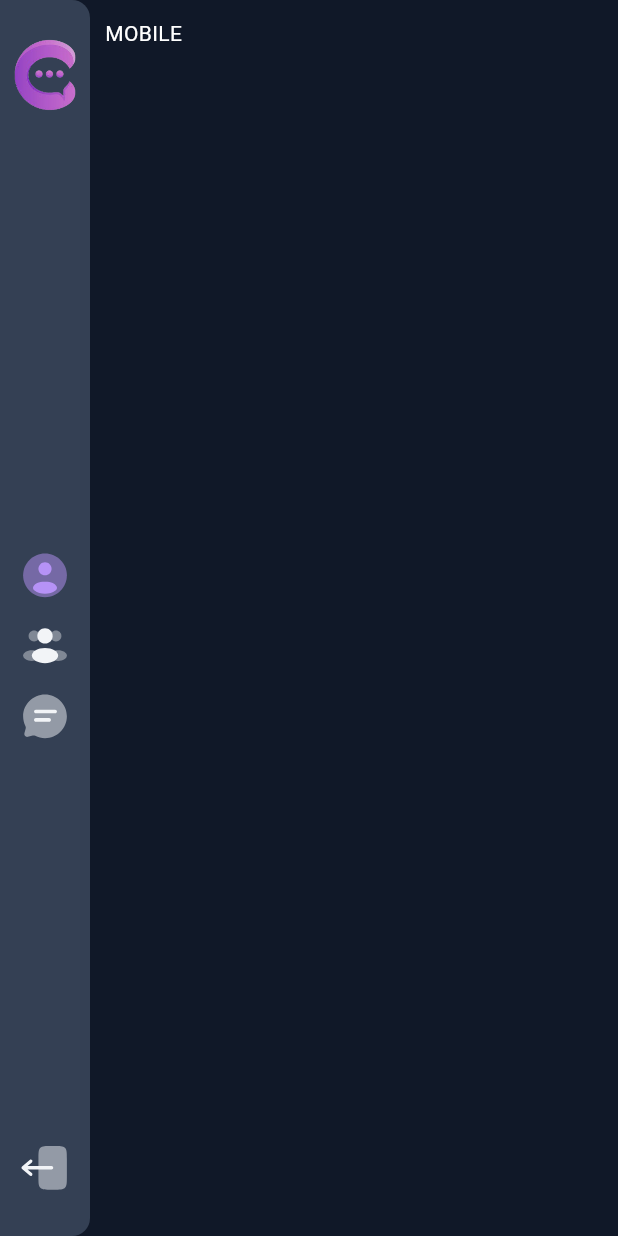
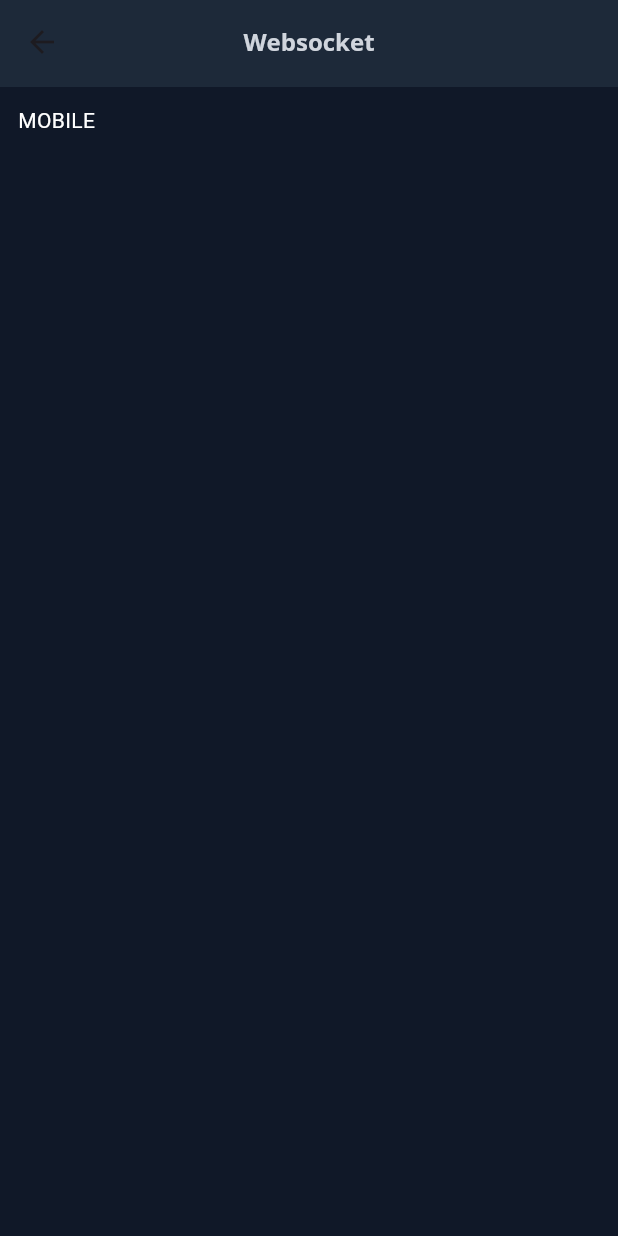
Before and after one commit to RaminBgrn/websocket_client_flutter, a Flutter app: the HomeScreen screen opened by its route, on a phone screen of 412 x 824 dp. Run offline on Flutter 3.47's test engine with Material 3 defaults, Android fonts, the phone set to English and light mode, and no system bars; our stand-ins replace flutter_svg, gap, get, google_fonts, loading_indicator, responsive_framework and 2 more; missing offline and left inert: http4; accounts and stored records are empty.

Commit message:
responsive has been completed

```diff
--- a/lib/features/home/view/home_screen.dart
+++ b/lib/features/home/view/home_screen.dart
@@ -1,4 +1,5 @@
 import 'package:flutter/material.dart';
+import 'package:websocket_client_flutter/features/home/widgets/app_bar.dart';
 import 'package:websocket_client_flutter/features/home/widgets/desktop_menu.dart';
 import 'package:websocket_client_flutter/features/home/widgets/menu_content.dart';
 
@@ -7,8 +8,9 @@ class HomeScreen extends StatelessWidget {
 
   @override
   Widget build(BuildContext context) {
-    return const Scaffold(
-        body: Row(
+    return Scaffold(
+        appBar: IAppBar.appBar(context),
+        body: const Row(
           children: [
             Stack(
               children: [
--- /dev/null
+++ b/lib/features/home/widgets/app_bar.dart
@@ -0,0 +1,37 @@
+import 'package:flutter/material.dart';
+import 'package:google_fonts/google_fonts.dart';
+
+import 'package:responsive_framework/responsive_framework.dart';
+import 'package:websocket_client_flutter/constant/color_palette.dart';
+
+class IAppBar {
+  static PreferredSizeWidget appBar(BuildContext context) {
+    return PreferredSize(
+      preferredSize: const Size(double.infinity, 58),
+      child: AnimatedSwitcher(
+        duration: const Duration(milliseconds: 200),
+        transitionBuilder: (child, animation) {
+          return SizeTransition(
+            sizeFactor: animation,
+            axisAlignment: 1.0,
+            child: child,
+          );
+        },
+        child: ResponsiveBreakpoints.of(context).smallerThan(DESKTOP)
+            ? AppBar(
+                backgroundColor: ColorPalette.myGrey[800],
+                title: Text(
+                  'Websocket',
+                  style: GoogleFonts.openSans(
+                    color: ColorPalette.myGrey[300],
+                    fontSize: 16,
+                    fontWeight: FontWeight.bold,
+                  ),
+                ),
+                centerTitle: true,
+              )
+            : const SizedBox(),
+      ),
+    );
+  }
+}
--- a/lib/features/home/widgets/desktop_menu.dart
+++ b/lib/features/home/widgets/desktop_menu.dart
@@ -1,6 +1,7 @@
 import 'package:flutter/material.dart';
 import 'package:gap/gap.dart';
 import 'package:get/get.dart';
+import 'package:responsive_framework/responsive_framework.dart';
 import 'package:websocket_client_flutter/constant/color_palette.dart';
 import 'package:websocket_client_flutter/features/home/enum/page_enum.dart';
 import 'package:websocket_client_flutter/features/home/viewModel/home_view_model.dart';
@@ -15,7 +16,7 @@ class DesktopMenu extends GetView<HomeViewModel> {
     return AnimatedContainer(
       duration: const Duration(milliseconds: 400),
       height: MediaQuery.sizeOf(context).height,
-      width: 60,
+      width: ResponsiveBreakpoints.of(context).largerThan(MOBILE) ? 60 : 0,
       decoration: BoxDecoration(
         borderRadius: const BorderRadius.only(
           topRight: Radius.circular(12),
@@ -23,7 +24,8 @@ class DesktopMenu extends GetView<HomeViewModel> {
         ),
         color: ColorPalette.myGrey[700],
       ),
-      child: Column(
+      child: ResponsiveBreakpoints.of(context).largerThan(MOBILE)
+          ? Column(
               children: [
                 Assets.images.logo.image(
                   width: 100,
@@ -73,7 +75,8 @@ class DesktopMenu extends GetView<HomeViewModel> {
                 ),
                 const Gap(28),
               ],
-      ),
+            )
+          : const SizedBox(),
     );
   }
 }
--- a/lib/features/home/widgets/menu_content.dart
+++ b/lib/features/home/widgets/menu_content.dart
@@ -7,24 +7,34 @@ class MenuContent extends StatelessWidget {
 
   @override
   Widget build(BuildContext context) {
-    double maxWidth = 400;
+    double maxWidth = 500;
+    double minWidth = 400;
 
     return Container(
       width: () {
         if (ResponsiveBreakpoints.of(context).largerThan(TABLET)) {
-          maxWidth = 400;
+          maxWidth = 500;
+          minWidth = 400;
           return MediaQuery.sizeOf(context).width * 0.2;
         } else {
           maxWidth = MediaQuery.sizeOf(context).width;
+          minWidth = 0;
           return MediaQuery.sizeOf(context).width;
         }
       }(),
-      padding: const EdgeInsets.only(left: 70, top: 12, bottom: 12, right: 12),
+      padding: () {
+        if (ResponsiveBreakpoints.of(context).largerThan(MOBILE)) {
+          return const EdgeInsets.only(
+              left: 70, top: 12, bottom: 12, right: 12);
+        } else {
+          return const EdgeInsets.all(12);
+        }
+      }(),
       constraints: BoxConstraints(
         maxHeight: MediaQuery.sizeOf(context).height,
         minHeight: MediaQuery.sizeOf(context).height,
         maxWidth: maxWidth,
-        minWidth: 300,
+        minWidth: minWidth,
       ),
       decoration: BoxDecoration(
         color: ColorPalette.myGrey[900]!,
```
Lines whose indentation alone changed are shown as unchanged.
